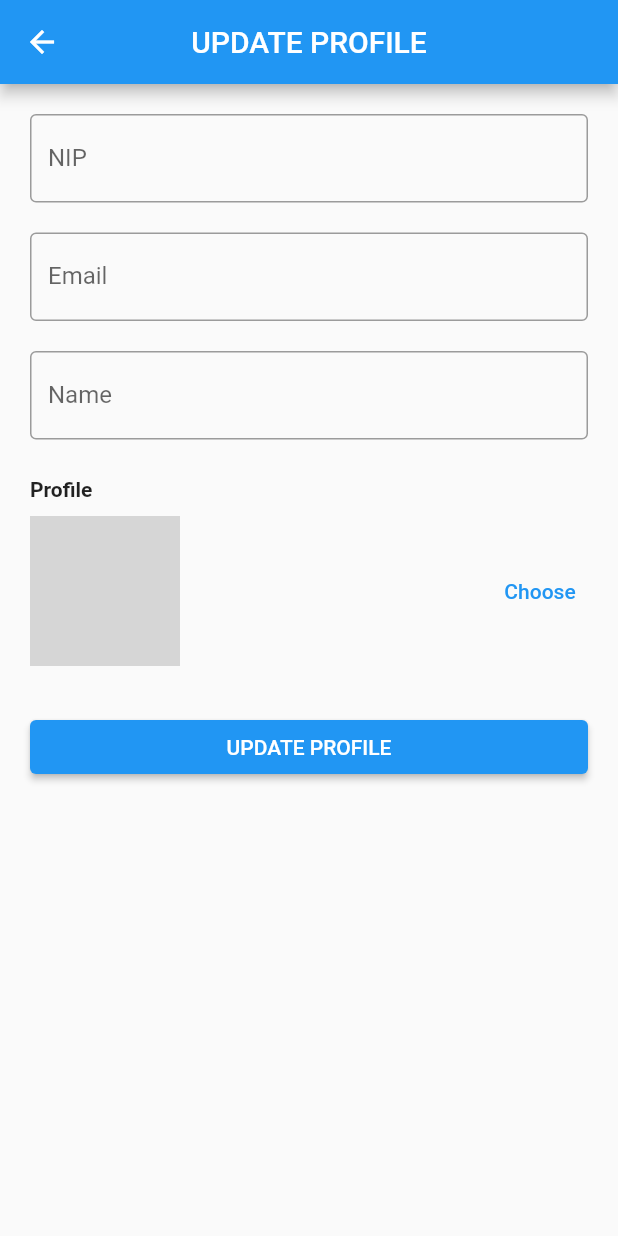
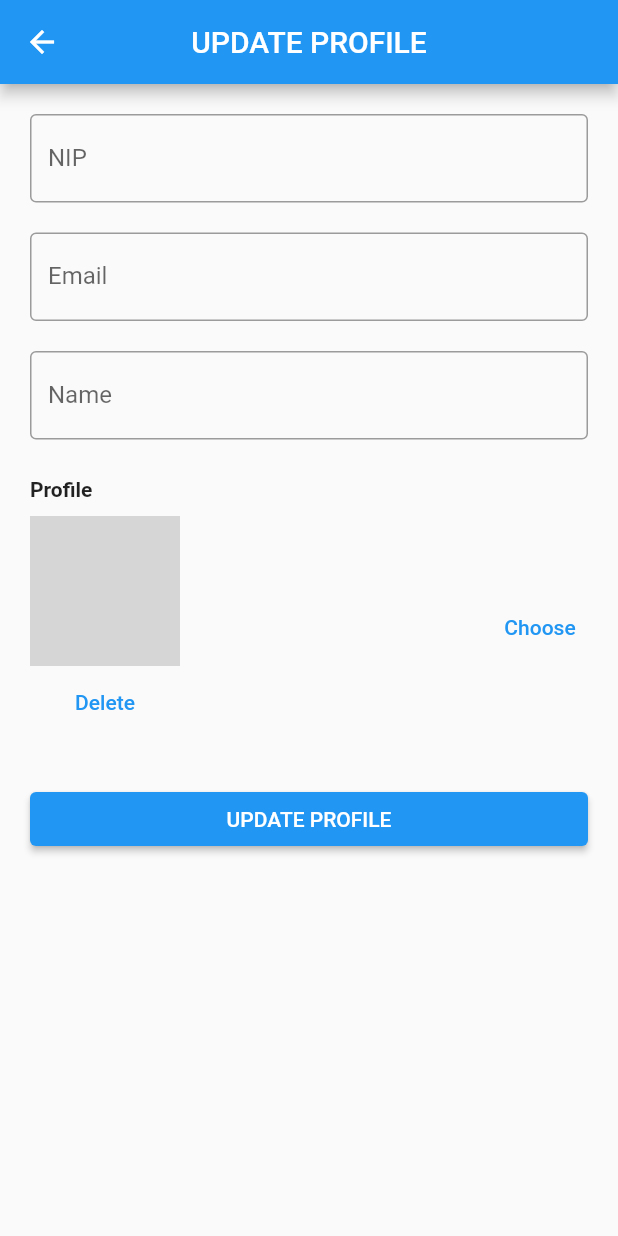
Before and after one commit to ahmadrahmat/presence, a Flutter app: the UpdateProfileView screen opened directly with empty values, on a phone screen of 412 x 824 dp. Run offline on Flutter 3.47's test engine with Material 2 defaults, Android fonts, the phone set to English and light mode, and no system bars; our stand-ins replace cloud_firestore, firebase_auth, firebase_core, firebase_storage, get, image_picker; accounts and stored records are empty; network calls fail; grey boxes are pictures that could not be loaded.

Commit message:
17 Delete Profile Picture

```diff
--- a/lib/app/modules/update_profile/views/update_profile_view.dart
+++ b/lib/app/modules/update_profile/views/update_profile_view.dart
@@ -66,7 +66,7 @@ class UpdateProfileView extends GetView<UpdateProfileController> {
                 builder: (c) {
                   if (c.image != null) {
                     return ClipOval(
-                      child: Container(
+                      child: SizedBox(
                         height: 100,
                         width: 100,
                         child: Image.file(
@@ -77,8 +77,10 @@ class UpdateProfileView extends GetView<UpdateProfileController> {
                     );
                   } else {
                     if (Get.arguments['profile'] != null) {
-                      return ClipOval(
-                        child: Container(
+                      return Column(
+                        children: [
+                          ClipOval(
+                            child: SizedBox(
                               height: 100,
                               width: 100,
                               child: Image.network(
@@ -86,6 +88,13 @@ class UpdateProfileView extends GetView<UpdateProfileController> {
                                 fit: BoxFit.cover,
                               ),
                             ),
+                          ),
+                          TextButton(
+                              onPressed: () {
+                                controller.deleteProfile(Get.arguments['uid']);
+                              },
+                              child: Text("Delete"))
+                        ],
                       );
                     } else {
                       return Text("no image");
```
Also changed, not shown: lib/app/modules/update_profile/controllers/update_profile_controller.dart (+21 -7 lines). Lines whose indentation alone changed are shown as unchanged.
